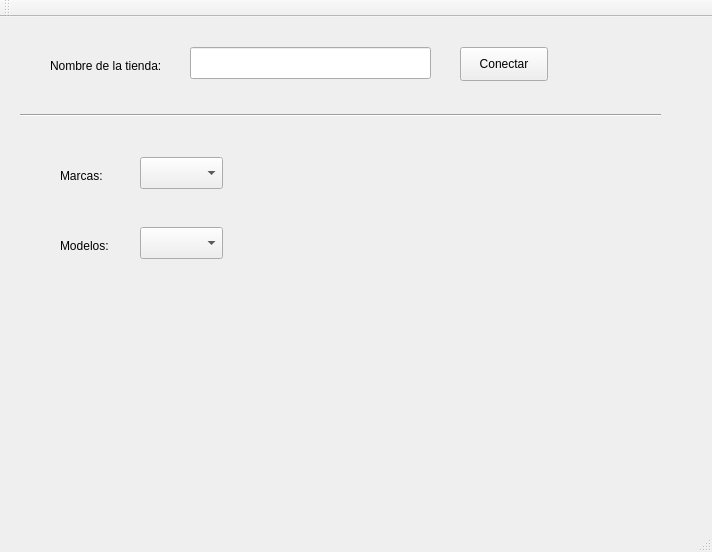
MartiHui/GSDAM_ServicioTecnicoMoviles, file Cliente_ServicioTecnicoMoviles/ui/mainwindow.ui: the form before one commit.
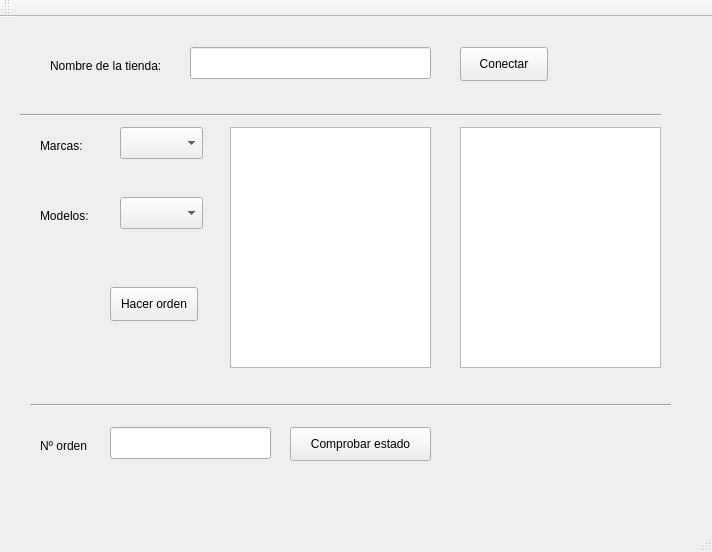
The form after the commit.

Commit message: Interfaz del cliente

Patch:
```diff
--- a/Cliente_ServicioTecnicoMoviles/ui/mainwindow.ui
+++ b/Cliente_ServicioTecnicoMoviles/ui/mainwindow.ui
@@ -17,8 +17,8 @@
    <widget class="QComboBox" name="marcasCmbBox">
     <property name="geometry">
      <rect>
-      <x>140</x>
-      <y>140</y>
+      <x>120</x>
+      <y>110</y>
       <width>83</width>
       <height>32</height>
      </rect>
@@ -27,8 +27,8 @@
    <widget class="QComboBox" name="modelosCmbBox">
     <property name="geometry">
      <rect>
-      <x>140</x>
-      <y>210</y>
+      <x>120</x>
+      <y>180</y>
       <width>83</width>
       <height>32</height>
      </rect>
@@ -37,8 +37,8 @@
    <widget class="QLabel" name="label">
     <property name="geometry">
      <rect>
-      <x>60</x>
-      <y>150</y>
+      <x>40</x>
+      <y>120</y>
       <width>58</width>
       <height>18</height>
      </rect>
@@ -50,8 +50,8 @@
    <widget class="QLabel" name="label_2">
     <property name="geometry">
      <rect>
-      <x>60</x>
-      <y>220</y>
+      <x>40</x>
+      <y>190</y>
       <width>58</width>
       <height>18</height>
      </rect>
@@ -109,6 +109,88 @@
      <enum>Qt::Horizontal</enum>
     </property>
    </widget>
+   <widget class="QListView" name="reparacionesPosibles">
+    <property name="geometry">
+     <rect>
+      <x>230</x>
+      <y>110</y>
+      <width>201</width>
+      <height>241</height>
+     </rect>
+    </property>
+   </widget>
+   <widget class="QListView" name="reparacionesElegidas">
+    <property name="geometry">
+     <rect>
+      <x>460</x>
+      <y>110</y>
+      <width>201</width>
+      <height>241</height>
+     </rect>
+    </property>
+   </widget>
+   <widget class="Line" name="line_2">
+    <property name="geometry">
+     <rect>
+      <x>30</x>
+      <y>380</y>
+      <width>641</width>
+      <height>16</height>
+     </rect>
+    </property>
+    <property name="orientation">
+     <enum>Qt::Horizontal</enum>
+    </property>
+   </widget>
+   <widget class="QLabel" name="label_4">
+    <property name="geometry">
+     <rect>
+      <x>40</x>
+      <y>420</y>
+      <width>58</width>
+      <height>18</height>
+     </rect>
+    </property>
+    <property name="text">
+     <string>Nº orden</string>
+    </property>
+   </widget>
+   <widget class="QLineEdit" name="numOrden">
+    <property name="geometry">
+     <rect>
+      <x>110</x>
+      <y>410</y>
+      <width>161</width>
+      <height>32</height>
+     </rect>
+    </property>
+   </widget>
+   <widget class="QPushButton" name="ordenEstado">
+    <property name="geometry">
+     <rect>
+      <x>290</x>
+      <y>410</y>
+      <width>141</width>
+      <height>34</height>
+     </rect>
+    </property>
+    <property name="text">
+     <string>Comprobar estado</string>
+    </property>
+   </widget>
+   <widget class="QPushButton" name="ordenRequest">
+    <property name="geometry">
+     <rect>
+      <x>110</x>
+      <y>270</y>
+      <width>88</width>
+      <height>34</height>
+     </rect>
+    </property>
+    <property name="text">
+     <string>Hacer orden</string>
+    </property>
+   </widget>
   </widget>
   <widget class="QMenuBar" name="menuBar">
    <property name="geometry">
```
Left out of the diff: 4 changed lines with no effect on the pictures. The commit also changes 4 other files.
